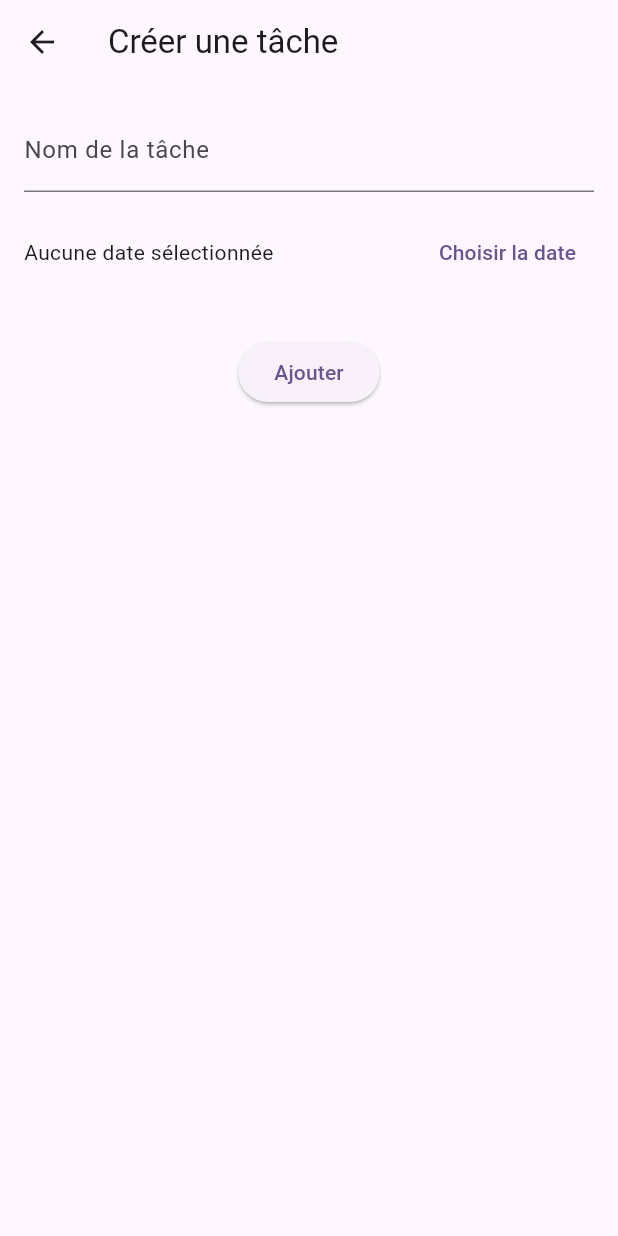
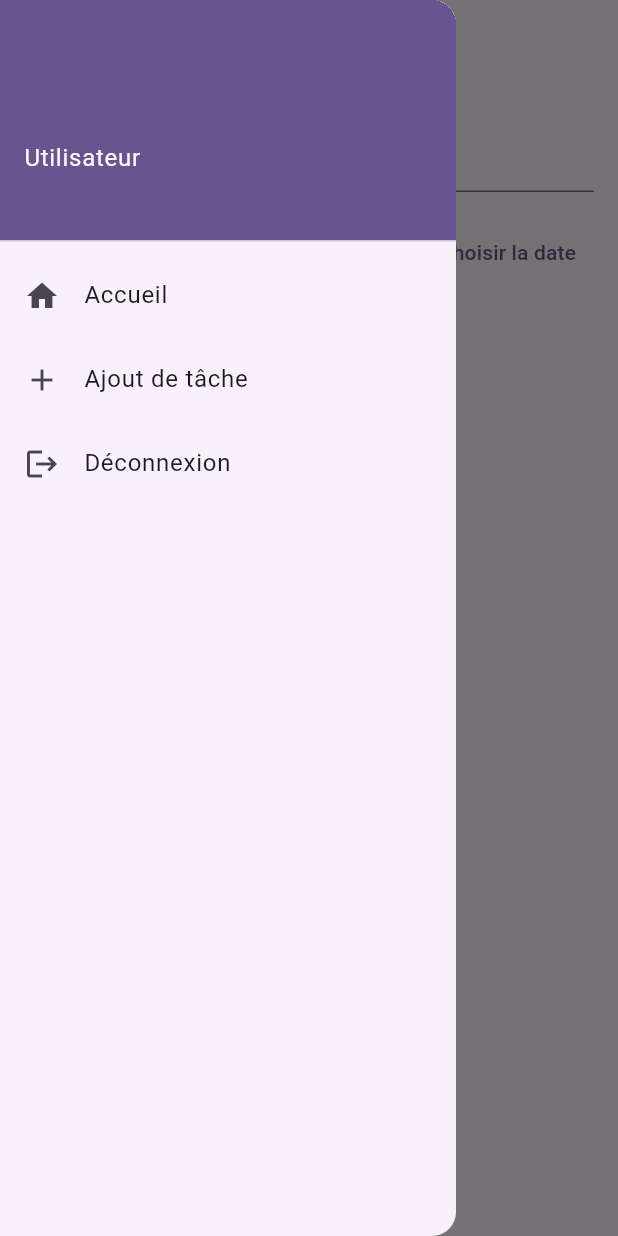
Before and after one commit to AlexisKadar/TP1_5N6_AlexisKadar, a Flutter app: the EcranCreation screen opened by its route, with the side drawer open (before the commit the screen has no drawer), on a phone screen of 412 x 824 dp. Run offline on Flutter 3.47's test engine with Material 3 defaults, Android fonts, the phone set to English and light mode, and no system bars; our stand-ins replace cookie_jar, dio, dio_cookie_manager; missing offline and left inert: dart:ffi; network calls fail.

Commit message:
FCT : Tiroir de navigation
Fin du tiroir

```diff
--- a/lib/ecran_connexion.dart
+++ b/lib/ecran_connexion.dart
@@ -1,5 +1,6 @@
 import 'package:flutter/material.dart';
 import 'package:tp1_2363662/transfer.dart';
+import 'package:tp1_2363662/user_singleton.dart';
 
 import 'lib_http.dart';
 
@@ -44,6 +45,7 @@ class _EcranConnexionState extends State<EcranConnexion> {
                 req.motDePasse = _passwordController.text;
                 var reponse = connexion(req);
                 print(reponse);
+                UserSingleton().username = _usernameController.text;
                 Navigator.pushNamedAndRemoveUntil(
                   context,
                   '/accueil',
--- a/lib/ecran_consultation.dart
+++ b/lib/ecran_consultation.dart
@@ -1,4 +1,5 @@
 import 'package:flutter/material.dart';
+import 'package:tp1_2363662/widgets/app_drawer.dart';
 import 'lib_http.dart';
 import 'transfer.dart';
 
@@ -42,6 +43,7 @@ class _EcranConsultationState extends State<EcranConsultation> {
       appBar: AppBar(
         title: const Text('Consultation de la tâche'),
       ),
+      drawer: const AppDrawer(),
       body: _isLoading
           ? const Center(child: CircularProgressIndicator())
           : Padding(
--- a/lib/ecran_creation.dart
+++ b/lib/ecran_creation.dart
@@ -1,5 +1,6 @@
 import 'package:flutter/material.dart';
 import 'package:tp1_2363662/transfer.dart';
+import 'package:tp1_2363662/widgets/app_drawer.dart';
 
 import 'lib_http.dart';
 
@@ -32,6 +33,7 @@ class _EcranCreationState extends State<EcranCreation> {
   Widget build(BuildContext context) {
     return Scaffold(
       appBar: AppBar(title: const Text('Créer une tâche')),
+      drawer: const AppDrawer(),
       body: Padding(
         padding: const EdgeInsets.all(16.0),
         child: Column(
--- a/lib/ecran_inscription.dart
+++ b/lib/ecran_inscription.dart
@@ -1,5 +1,6 @@
 import 'package:flutter/material.dart';
 import 'package:tp1_2363662/transfer.dart';
+import 'package:tp1_2363662/user_singleton.dart';
 
 import 'lib_http.dart';
 
@@ -54,6 +55,7 @@ class _EcranInscriptionState extends State<EcranInscription> {
                 req.confirmationMotDePasse = _confirmPasswordController.text;
                 var reponse = await inscription(req);
                 print(reponse);
+                UserSingleton().username = _usernameController.text;
                 Navigator.pushNamedAndRemoveUntil(
                   context,
                   '/accueil',
--- /dev/null
+++ b/lib/user_singleton.dart
@@ -0,0 +1,11 @@
+class UserSingleton {
+  static final UserSingleton _instance = UserSingleton._internal();
+
+  factory UserSingleton() {
+    return _instance;
+  }
+
+  UserSingleton._internal();
+
+  String? username;
+}
--- /dev/null
+++ b/lib/widgets/app_drawer.dart
@@ -0,0 +1,54 @@
+import 'package:flutter/material.dart';
+import '../lib_http.dart';
+import '../user_singleton.dart';
+
+class AppDrawer extends StatelessWidget {
+  const AppDrawer({super.key});
+
+  @override
+  Widget build(BuildContext context) {
+    final username = UserSingleton().username ?? "Utilisateur";
+
+    return Drawer(
+      child: ListView(
+        padding: EdgeInsets.zero,
+        children: [
+          UserAccountsDrawerHeader(
+            accountName: Text(username),
+            accountEmail: const Text(""),
+          ),
+          ListTile(
+            leading: const Icon(Icons.home),
+            title: const Text('Accueil'),
+            onTap: () {
+              Navigator.pushNamedAndRemoveUntil(
+                context,
+                '/accueil',
+                    (Route<dynamic> route) => false,
+              );
+            },
+          ),
+          ListTile(
+            leading: const Icon(Icons.add),
+            title: const Text('Ajout de tâche'),
+            onTap: () {
+              Navigator.pushNamed(context, '/creation');
+            },
+          ),
+          ListTile(
+            leading: const Icon(Icons.logout),
+            title: const Text('Déconnexion'),
+            onTap: () {
+              deconnexion();
+              Navigator.pushNamedAndRemoveUntil(
+                context,
+                '/connexion',
+                    (Route<dynamic> route) => false,
+              );
+            },
+          ),
+        ],
+      ),
+    );
+  }
+}
```
Also changed, not shown: lib/ecran_accueil.dart (+7 -4 lines), lib/lib_http.dart (+12 -1 lines).
